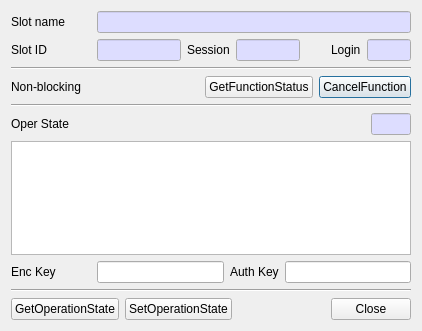
jykim74/CryptokiMan, file CryptokiMan/oper_state_dlg.ui: the form before one commit.
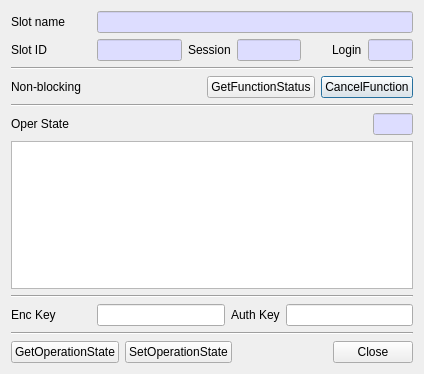
The form after the commit.

What changed in the file:
```diff
--- a/CryptokiMan/oper_state_dlg.ui
+++ b/CryptokiMan/oper_state_dlg.ui
@@ -6,8 +6,8 @@
    <rect>
     <x>0</x>
     <y>0</y>
-    <width>418</width>
-    <height>331</height>
+    <width>424</width>
+    <height>374</height>
    </rect>
   </property>
   <property name="windowTitle">
@@ -409,6 +409,13 @@
      </property>
     </widget>
    </item>
+   <item>
+    <widget class="Line" name="line_2">
+     <property name="orientation">
+      <enum>Qt::Horizontal</enum>
+     </property>
+    </widget>
+   </item>
    <item>
     <layout class="QGridLayout" name="gridLayout_6">
      <property name="topMargin">
```
